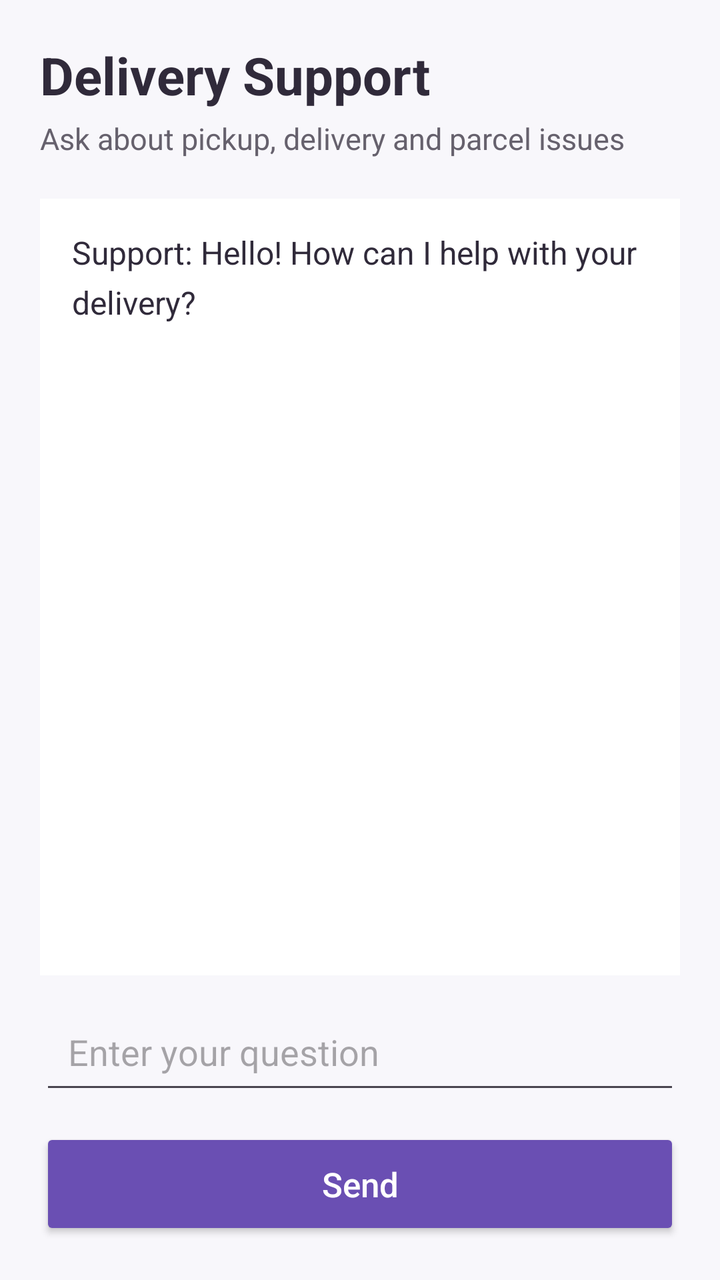
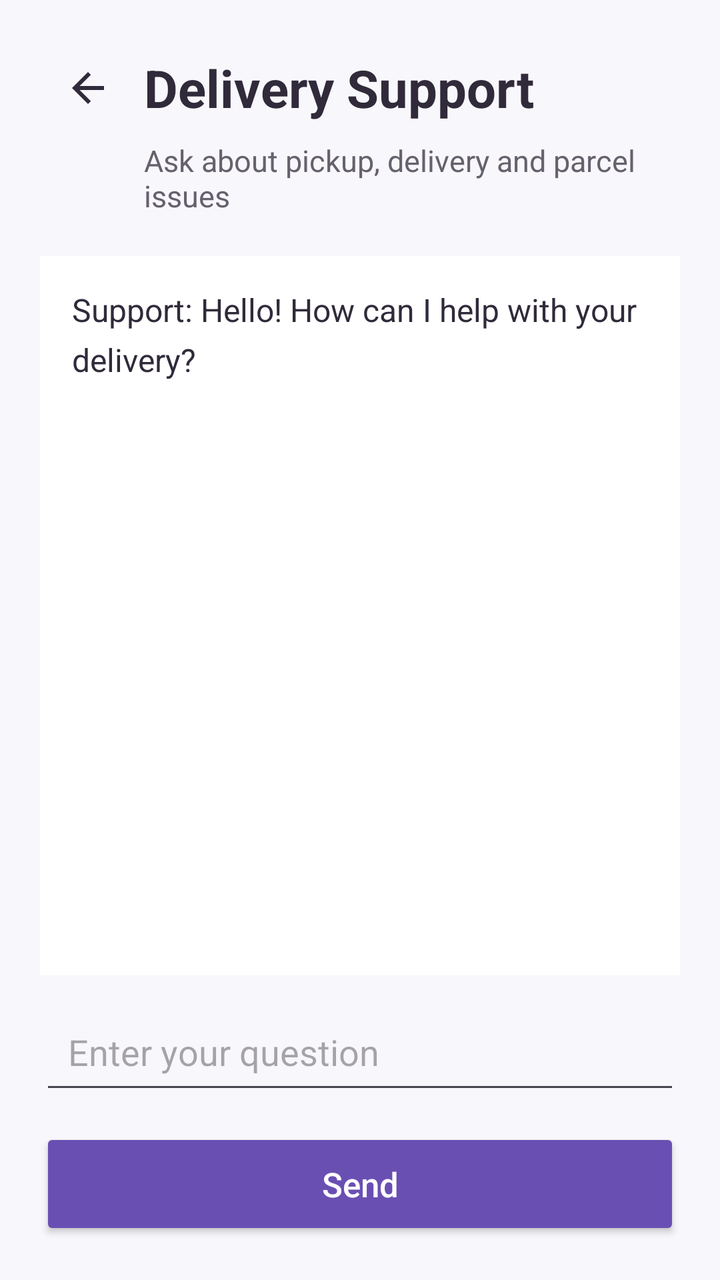

Compare the two renders of this Android layout. The source of the first and the diff that turns it into the second are given below.
<!-- AndroidManifest.xml: application theme Theme.SmartMartDeliveryApp -->
<!-- res/layout/activity_support_chat.xml -->
<?xml version="1.0" encoding="utf-8"?>
<LinearLayout
    xmlns:android="http://schemas.android.com/apk/res/android"
    android:id="@+id/main"
    android:layout_width="match_parent"
    android:layout_height="match_parent"
    android:background="#F8F7FB"
    android:orientation="vertical"
    android:padding="20dp">

    <TextView
        android:layout_width="match_parent"
        android:layout_height="wrap_content"
        android:text="Delivery Support"
        android:textColor="#302A3A"
        android:textSize="26sp"
        android:textStyle="bold" />

    <TextView
        android:layout_width="match_parent"
        android:layout_height="wrap_content"
        android:layout_marginTop="4dp"
        android:text="Ask about pickup, delivery and parcel issues"
        android:textColor="#66616D"
        android:textSize="15sp" />

    <ScrollView
        android:id="@+id/chatScrollView"
        android:layout_width="match_parent"
        android:layout_height="0dp"
        android:layout_marginTop="20dp"
        android:layout_weight="1"
        android:background="@android:color/white"
        android:padding="16dp">

        <TextView
            android:id="@+id/tvConversation"
            android:layout_width="match_parent"
            android:layout_height="wrap_content"
            android:text="Support: Hello! How can I help with your delivery?"
            android:textColor="#302A3A"
            android:textSize="16sp"
            android:lineSpacingExtra="6dp" />

    </ScrollView>

    <EditText
        android:id="@+id/etQuestion"
        android:layout_width="match_parent"
        android:layout_height="wrap_content"
        android:layout_marginTop="12dp"
        android:hint="Enter your question"
        android:inputType="textCapSentences|textMultiLine"
        android:maxLines="3"
        android:padding="14dp" />

    <Button
        android:id="@+id/btnSend"
        android:layout_width="match_parent"
        android:layout_height="56dp"
        android:layout_marginTop="12dp"
        android:backgroundTint="#6A4FB3"
        android:text="Send"
        android:textAllCaps="false"
        android:textColor="@android:color/white"
        android:textSize="17sp" />

    <ProgressBar
        android:id="@+id/progressBar"
        android:layout_width="32dp"
        android:layout_height="32dp"
        android:layout_gravity="center_horizontal"
        android:layout_marginTop="8dp"
        android:visibility="gone" />

</LinearLayout>
<!-- resources referenced by this layout -->
<resources>
  <style name="Theme.SmartMartDeliveryApp" parent="Base.Theme.SmartMartDeliveryApp" />
  <style name="Base.Theme.SmartMartDeliveryApp" parent="Theme.Material3.DayNight.NoActionBar">
          
          
      </style>
</resources>

<!-- the commit's change to res/layout/activity_support_chat.xml (unified diff, before → after) -->
@@ -1,6 +1,7 @@
 <?xml version="1.0" encoding="utf-8"?>
 <LinearLayout
     xmlns:android="http://schemas.android.com/apk/res/android"
+    xmlns:app="http://schemas.android.com/apk/res-auto"
     android:id="@+id/main"
     android:layout_width="match_parent"
     android:layout_height="match_parent"
@@ -8,18 +9,42 @@
     android:orientation="vertical"
     android:padding="20dp">
 
-    <TextView
+    
+    <LinearLayout
         android:layout_width="match_parent"
         android:layout_height="wrap_content"
-        android:text="Delivery Support"
-        android:textColor="#302A3A"
-        android:textSize="26sp"
-        android:textStyle="bold" />
+        android:gravity="center_vertical"
+        android:orientation="horizontal">
+
+        <ImageButton
+            android:id="@+id/btnBack"
+            android:layout_width="48dp"
+            android:layout_height="48dp"
+            android:layout_marginEnd="4dp"
+            android:background="?attr/selectableItemBackgroundBorderless"
+            android:clickable="true"
+            android:contentDescription="Back"
+            android:focusable="true"
+            android:padding="10dp"
+            android:src="@drawable/outline_arrow_back_24"
+            app:tint="#302A3A" />
+
+        <TextView
+            android:layout_width="0dp"
+            android:layout_height="wrap_content"
+            android:layout_weight="1"
+            android:text="Delivery Support"
+            android:textColor="#302A3A"
+            android:textSize="26sp"
+            android:textStyle="bold" />
+
+    </LinearLayout>
 
     <TextView
         android:layout_width="match_parent"
         android:layout_height="wrap_content"
-        android:layout_marginTop="4dp"
+        android:layout_marginStart="52dp"
+        android:layout_marginTop="2dp"
         android:text="Ask about pickup, delivery and parcel issues"
         android:textColor="#66616D"
         android:textSize="15sp" />
@@ -31,16 +56,17 @@
         android:layout_marginTop="20dp"
         android:layout_weight="1"
         android:background="@android:color/white"
+        android:fillViewport="true"
         android:padding="16dp">
 
         <TextView
             android:id="@+id/tvConversation"
             android:layout_width="match_parent"
             android:layout_height="wrap_content"
+            android:lineSpacingExtra="6dp"
             android:text="Support: Hello! How can I help with your delivery?"
             android:textColor="#302A3A"
-            android:textSize="16sp"
-            android:lineSpacingExtra="6dp" />
+            android:textSize="16sp" />
 
     </ScrollView>
 
@@ -50,6 +76,7 @@
         android:layout_height="wrap_content"
         android:layout_marginTop="12dp"
         android:hint="Enter your question"
+        android:imeOptions="actionSend"
         android:inputType="textCapSentences|textMultiLine"
         android:maxLines="3"
         android:padding="14dp" />
<!-- resource entries referenced after the edit -->
@@ -1,5 +1,11 @@
 <!-- resources referenced by this layout -->
 <resources>
+  <!-- drawable outline_arrow_back_24 (drawable) -->
+  <vector xmlns:android="http://schemas.android.com/apk/res/android" android:autoMirrored="true" android:height="24dp" android:tint="#000000" android:viewportHeight="960" android:viewportWidth="960" android:width="24dp">
+        
+      <path android:fillColor="@android:color/white" android:pathData="M313,520L537,744L480,800L160,480L480,160L537,216L313,440L800,440L800,520L313,520Z"/>
+      
+  </vector>
   <style name="Theme.SmartMartDeliveryApp" parent="Base.Theme.SmartMartDeliveryApp" />
   <style name="Base.Theme.SmartMartDeliveryApp" parent="Theme.Material3.DayNight.NoActionBar">
           
